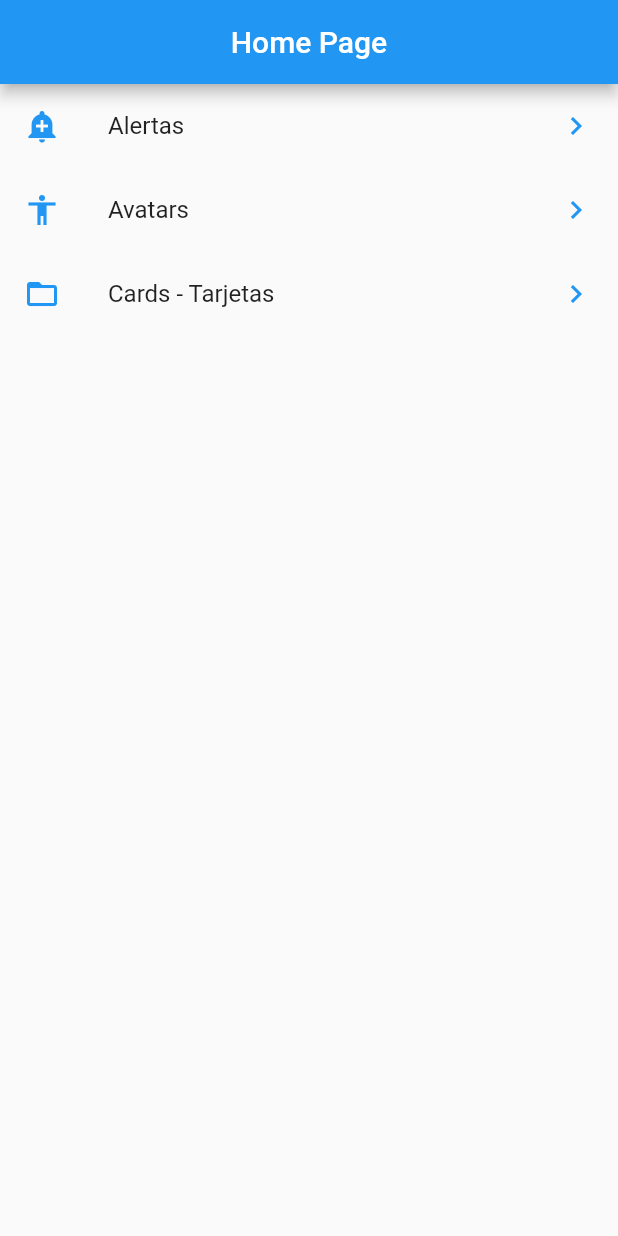
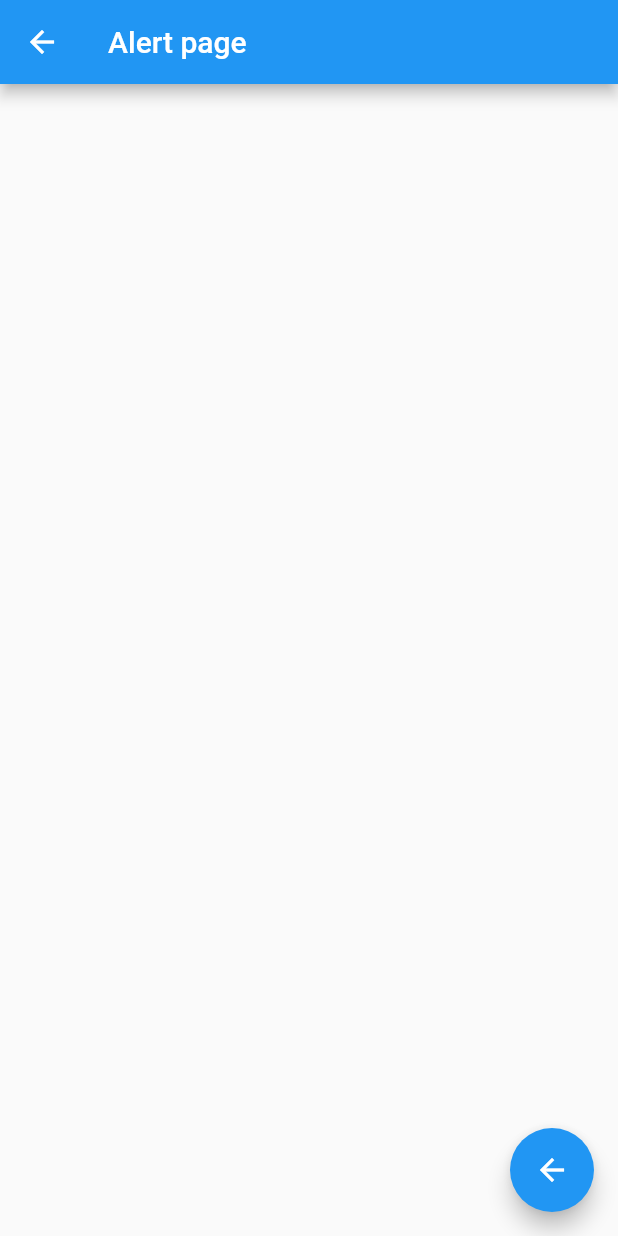
Before and after one commit to bsanser/flutter_components, a Flutter app: the screen it shows after launch, after a tap on "Alertas", on a phone screen of 412 x 824 dp. Run offline on Flutter 3.47's test engine with Material 2 defaults, Android fonts, the phone set to English and light mode, and no system bars.

Commit message:
created and configured application routes

```diff
--- a/data/menu_options.json
+++ b/data/menu_options.json
@@ -1,19 +1,19 @@
 {
   "appName": "Components",
   "routes": [{
-      "path": "alert",
+      "route": "alert",
       "icon": "add_alert",
       "text": "Alertas"
     },
     {
-      "path": "avatar",
+      "route": "avatar",
       "icon": "accessibility",
       "text": "Avatars"
     },
     {
-      "path": "card",
+      "route": "card",
       "icon": "folder_open",
-      "text": "Cards - Tarjetas"
+      "text": "Cards"
     }
   ]
 }
--- a/lib/main.dart
+++ b/lib/main.dart
@@ -1,5 +1,8 @@
 import 'package:flutter/material.dart';
 import 'package:flutter_components/src/pages/home_page.dart';
+import 'package:flutter_components/src/pages/alert_page.dart';
+import 'package:flutter_components/src/pages/avatar_page.dart';
+import 'package:flutter_components/src/routes/routes.dart';
 
 void main() => runApp(MyApp());
 
@@ -7,8 +10,16 @@ class MyApp extends StatelessWidget {
   @override
   Widget build(BuildContext context) {
     return MaterialApp(
-        debugShowCheckedModeBanner: false,
-        title: 'Material App',
-        home: HomePage());
+      debugShowCheckedModeBanner: false,
+      title: 'Material App',
+      initialRoute: '/',
+      routes: getApplicationRoutes(),
+      // fallback route (nice for 404 pages):
+      onGenerateRoute: (RouteSettings settings) {
+        // settings in an instance of RouteSettings with the following data (name, isInitialRoute = false, arguments) print(settings.name) -- just printing settings is confusing - modify ToString method);
+        return MaterialPageRoute(
+            builder: (BuildContext context) => AlertPage());
+      },
+    );
   }
 }
--- /dev/null
+++ b/lib/src/pages/alert_page.dart
@@ -0,0 +1,20 @@
+import 'package:flutter/material.dart';
+
+class AlertPage extends StatelessWidget {
+  const AlertPage({Key key}) : super(key: key);
+
+  @override
+  Widget build(BuildContext context) {
+    return Container(
+      child: Scaffold(
+        appBar: AppBar(title: Text('Alert page')),
+        floatingActionButton: FloatingActionButton(
+          child: Icon(Icons.arrow_back),
+          onPressed: () {
+            Navigator.pop(context);
+          },
+        ),
+      ),
+    );
+  }
+}
--- a/lib/src/pages/home_page.dart
+++ b/lib/src/pages/home_page.dart
@@ -1,6 +1,8 @@
 import 'package:flutter/material.dart';
 import 'package:flutter_components/src/providers/menu_provider.dart';
 import 'package:flutter_components/src/utils/icon_string_util.dart';
+
+import 'alert_page.dart';
 
 class HomePage extends StatelessWidget {
   @override
@@ -20,13 +22,13 @@ class HomePage extends StatelessWidget {
       initialData: [],
       builder: (BuildContext context, AsyncSnapshot<List<dynamic>> snapshot) {
         return ListView(
-          children: _listItems(snapshot.data),
+          children: _listItems(snapshot.data, context),
         );
       },
     );
   }
 
-  List<Widget> _listItems(List<dynamic> data) {
+  List<Widget> _listItems(List<dynamic> data, context) {
     final List<Widget> options = [];
 
     data.forEach((option) {
@@ -34,7 +36,12 @@ class HomePage extends StatelessWidget {
           title: Text(option['text']),
           leading: getIcon(option['icon']),
           trailing: getIcon('keyboard_arrow_right'),
-          onTap: () {}));
+          onTap: () {
+            Navigator.pushNamed(context, option['route']);
+            // ----  For quick navigation to a route -----
+            // final route = MaterialPageRoute(builder: (context) => AlertPage());
+            // Navigator.push(context, route);
+          }));
     });
     return options;
   }
--- a/lib/src/providers/menu_provider.dart
+++ b/lib/src/providers/menu_provider.dart
@@ -11,8 +11,6 @@ class _MenuProvider {
     final response = await rootBundle.loadString('data/menu_options.json');
     Map dataMap = json.decode(response);
     options = dataMap['routes'];
-
-    print('esto es $response');
     return options;
   }
 }
--- /dev/null
+++ b/lib/src/routes/routes.dart
@@ -0,0 +1,12 @@
+import 'package:flutter/material.dart';
+import 'package:flutter_components/src/pages/alert_page.dart';
+import 'package:flutter_components/src/pages/avatar_page.dart';
+import 'package:flutter_components/src/pages/home_page.dart';
+
+Map<String, WidgetBuilder> getApplicationRoutes() {
+  return <String, WidgetBuilder>{
+    '/': (BuildContext context) => HomePage(),
+    'alert': (BuildContext context) => AlertPage(),
+    'avatar': (BuildContext context) => AvatarPage(),
+  };
+}
```
Also changed, not shown: lib/src/pages/avatar_page.dart (added, +20 -0 lines).
